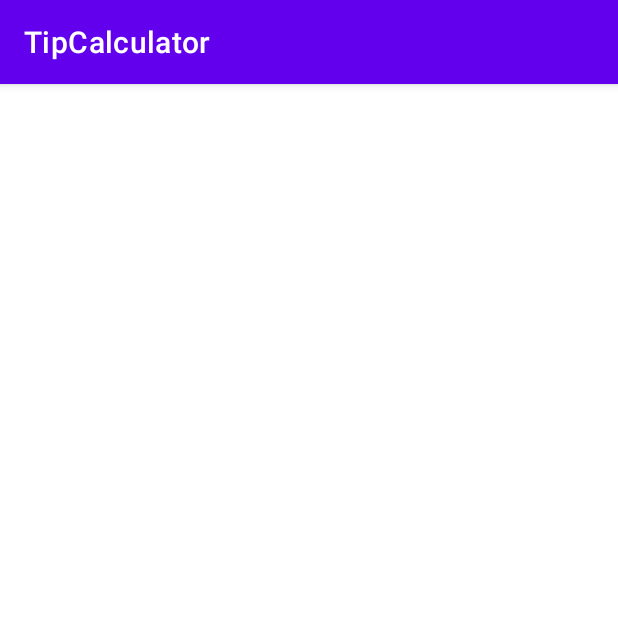
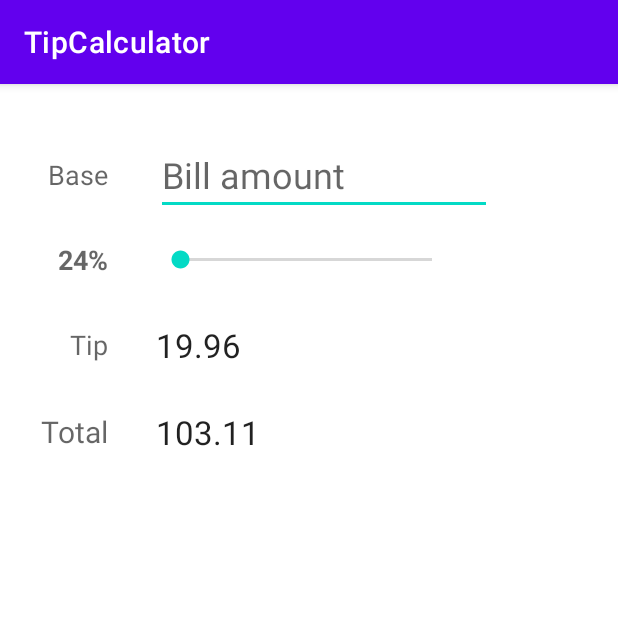
Before and after one commit to Trabochuk/AndroidTippy, an Android app: the screen it shows after launch (MainActivity), on a phone screen of 412 x 824 dp, the top half of it. Run offline under Robolectric (Android 15) with nearby library versions, the phone set to English and light mode, and no system bars.

Commit message:
Layout views on screen

```diff
--- a/app/src/main/res/layout/activity_main.xml
+++ b/app/src/main/res/layout/activity_main.xml
@@ -7,5 +7,93 @@
     android:layout_height="match_parent"
     tools:context=".MainActivity">
 
+    <!-- Views on left side  -->
 
+    <TextView
+        android:id="@+id/tvTipPercentLabel"
+        android:layout_width="wrap_content"
+        android:layout_height="wrap_content"
+        android:layout_marginTop="32dp"
+        android:text="24%"
+        android:textAppearance="@style/TextAppearance.AppCompat.Medium"
+        android:textStyle="bold"
+        app:layout_constraintEnd_toEndOf="@+id/tvBaseLabel"
+        app:layout_constraintTop_toBottomOf="@+id/tvBaseLabel" />
+
+    <TextView
+        android:id="@+id/tvTipLabel"
+        android:layout_width="wrap_content"
+        android:layout_height="wrap_content"
+        android:layout_marginTop="32dp"
+        android:text="Tip"
+        android:textAppearance="@style/TextAppearance.AppCompat.Medium"
+        app:layout_constraintEnd_toEndOf="@+id/tvTipPercentLabel"
+        app:layout_constraintTop_toBottomOf="@+id/tvTipPercentLabel" />
+
+    <TextView
+        android:id="@+id/tvTotalLabel"
+        android:layout_width="wrap_content"
+        android:layout_height="wrap_content"
+        android:layout_marginTop="32dp"
+        android:text="Total"
+        android:textAppearance="@style/TextAppearance.AppCompat.Medium"
+        android:textSize="20sp"
+        app:layout_constraintEnd_toEndOf="@+id/tvTipLabel"
+        app:layout_constraintTop_toBottomOf="@+id/tvTipLabel" />
+
+    <TextView
+        android:id="@+id/tvBaseLabel"
+        android:layout_width="wrap_content"
+        android:layout_height="wrap_content"
+        android:layout_marginStart="32dp"
+        android:layout_marginTop="48dp"
+        android:text="Base"
+        android:textAppearance="@style/TextAppearance.AppCompat.Medium"
+        app:layout_constraintStart_toStartOf="parent"
+        app:layout_constraintTop_toTopOf="parent" />
+
+    <!-- Views on right side  -->
+
+    <EditText
+        android:id="@+id/etBaseAmount"
+        android:layout_width="wrap_content"
+        android:layout_height="wrap_content"
+        android:layout_marginStart="32dp"
+        android:ems="8"
+        android:hint="Bill amount"
+        android:inputType="numberDecimal"
+        android:minHeight="48dp"
+        android:textSize="24sp"
+        app:layout_constraintBottom_toBottomOf="@+id/tvBaseLabel"
+        app:layout_constraintStart_toEndOf="@+id/tvBaseLabel"
+        app:layout_constraintTop_toTopOf="@+id/tvBaseLabel" />
+
+    <SeekBar
+        android:id="@+id/seekBarTip"
+        android:layout_width="200dp"
+        android:layout_height="wrap_content"
+        android:max="30"
+        app:layout_constraintBottom_toBottomOf="@+id/tvTipPercentLabel"
+        app:layout_constraintStart_toStartOf="@+id/etBaseAmount"
+        app:layout_constraintTop_toTopOf="@+id/tvTipPercentLabel" />
+
+    <TextView
+        android:id="@+id/tvTipAmount"
+        android:layout_width="wrap_content"
+        android:layout_height="wrap_content"
+        android:text="19.96"
+        android:textAppearance="@style/TextAppearance.AppCompat.Large"
+        app:layout_constraintBottom_toBottomOf="@+id/tvTipLabel"
+        app:layout_constraintStart_toStartOf="@+id/seekBarTip"
+        app:layout_constraintTop_toTopOf="@+id/tvTipLabel" />
+
+    <TextView
+        android:id="@+id/tvTotalAmount"
+        android:layout_width="wrap_content"
+        android:layout_height="wrap_content"
+        android:text="103.11"
+        android:textAppearance="@style/TextAppearance.AppCompat.Large"
+        app:layout_constraintBottom_toBottomOf="@+id/tvTotalLabel"
+        app:layout_constraintStart_toStartOf="@+id/tvTipAmount"
+        app:layout_constraintTop_toTopOf="@+id/tvTotalLabel" />
 </androidx.constraintlayout.widget.ConstraintLayout>
```
